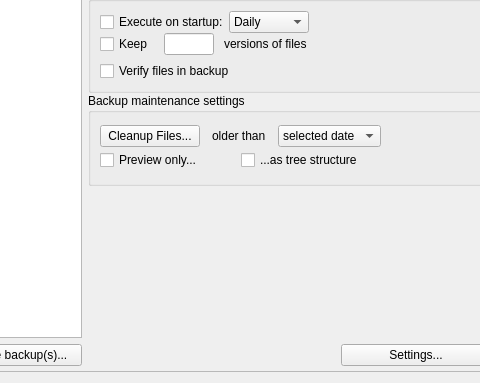
Above: mainwindow.ui from ValentinIllich/Automatic-Backup before the change; both pictures show x 222 to 702 and y 267 to 650 of the 900 by 650 pixel window. Below: the same form after it.
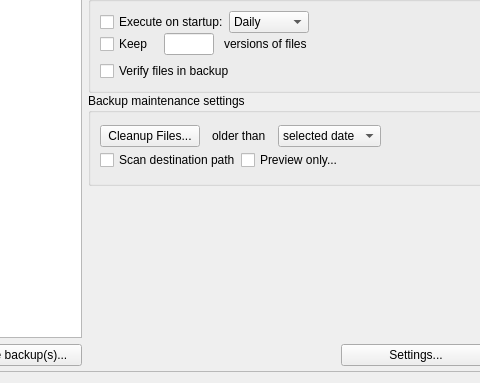
That is the form after the change.

The edit to the form file:
```diff
--- a/mainwindow.ui
+++ b/mainwindow.ui
@@ -798,6 +798,18 @@
                      </item>
                      <item>
                       <layout class="QHBoxLayout" name="horizontalLayout_13">
+                       <item>
+                        <widget class="QCheckBox" name="scanDestination">
+                         <property name="toolTip">
+                          <string>If checked in combination with Preview, the
+log will be extended to a representation of
+the tree strcture in the backup path.</string>
+                         </property>
+                         <property name="text">
+                          <string>Scan destination path</string>
+                         </property>
+                        </widget>
+                       </item>
                        <item>
                         <widget class="QCheckBox" name="verboseMaintenance">
                          <property name="toolTip">
@@ -810,18 +822,6 @@
                          </property>
                         </widget>
                        </item>
-                       <item>
-                        <widget class="QCheckBox" name="showTreeStruct">
-                         <property name="toolTip">
-                          <string>If checked in combination with Preview, the
-log will be extended to a representation of
-the tree strcture in the backup path.</string>
-                         </property>
-                         <property name="text">
-                          <string>...as tree structure</string>
-                         </property>
-                        </widget>
-                       </item>
                       </layout>
                      </item>
                     </layout>
```
Left out of the diff: 35 changed lines with no effect on the pictures.
